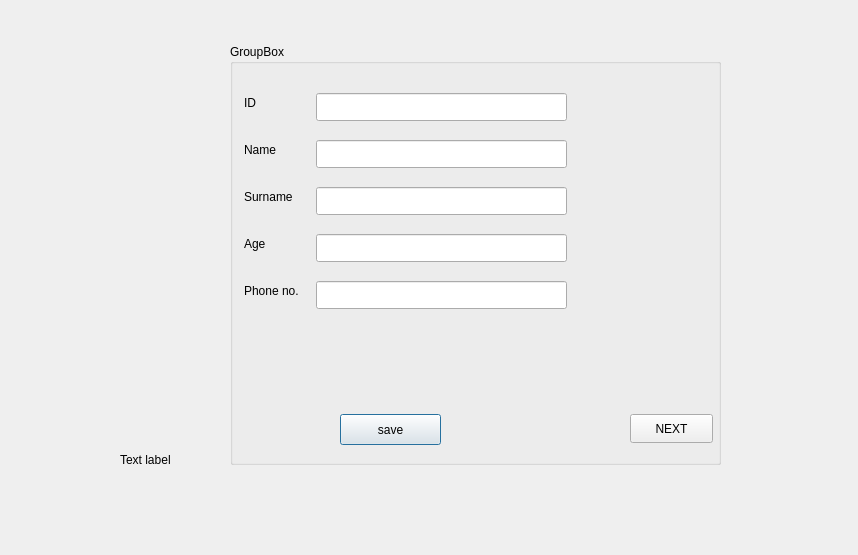
Qt form Sqlite_DB/Patientsinfo.ui (AnishBharati/Qt-HMS) before a commit.
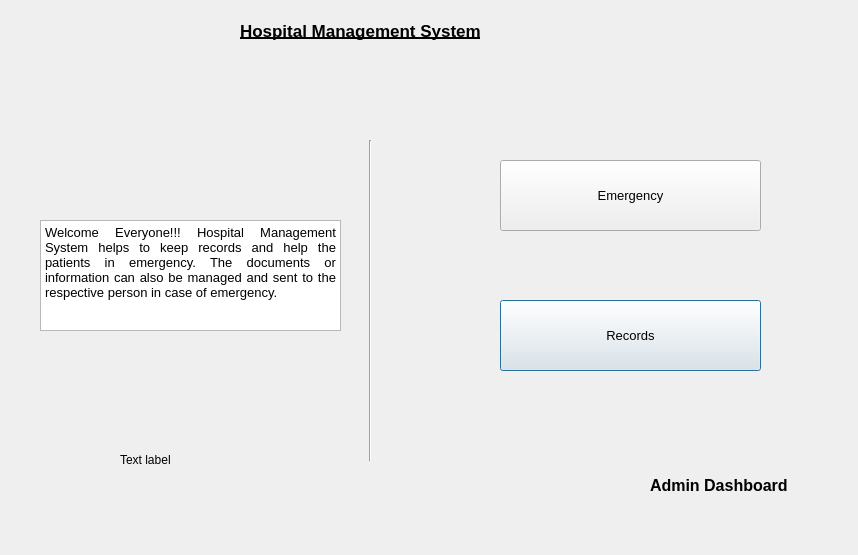
The same form after that commit.

Commit message: login and dashboard changes (anish)

What changed in the file:
```diff
--- a/Sqlite_DB/Patientsinfo.ui
+++ b/Sqlite_DB/Patientsinfo.ui
@@ -13,160 +13,6 @@
   <property name="windowTitle">
    <string>Dialog</string>
   </property>
-  <widget class="QGroupBox" name="groupBox">
-   <property name="geometry">
-    <rect>
-     <x>230</x>
-     <y>44</y>
-     <width>491</width>
-     <height>421</height>
-    </rect>
-   </property>
-   <property name="title">
-    <string>GroupBox</string>
-   </property>
-   <widget class="QLabel" name="label_6">
-    <property name="geometry">
-     <rect>
-      <x>14</x>
-      <y>49</y>
-      <width>16</width>
-      <height>20</height>
-     </rect>
-    </property>
-    <property name="text">
-     <string>ID</string>
-    </property>
-   </widget>
-   <widget class="QLineEdit" name="txt_id">
-    <property name="geometry">
-     <rect>
-      <x>86</x>
-      <y>49</y>
-      <width>251</width>
-      <height>28</height>
-     </rect>
-    </property>
-   </widget>
-   <widget class="QLabel" name="label_7">
-    <property name="geometry">
-     <rect>
-      <x>14</x>
-      <y>96</y>
-      <width>40</width>
-      <height>20</height>
-     </rect>
-    </property>
-    <property name="text">
-     <string>Name</string>
-    </property>
-   </widget>
-   <widget class="QLineEdit" name="txt_name">
-    <property name="geometry">
-     <rect>
-      <x>86</x>
-      <y>96</y>
-      <width>251</width>
-      <height>28</height>
-     </rect>
-    </property>
-   </widget>
-   <widget class="QLabel" name="label_8">
-    <property name="geometry">
-     <rect>
-      <x>14</x>
-      <y>143</y>
-      <width>58</width>
-      <height>20</height>
-     </rect>
-    </property>
-    <property name="text">
-     <string>Surname</string>
-    </property>
-   </widget>
-   <widget class="QLineEdit" name="txt_surname">
-    <property name="geometry">
-     <rect>
-      <x>86</x>
-      <y>143</y>
-      <width>251</width>
-      <height>28</height>
-     </rect>
-    </property>
-   </widget>
-   <widget class="QLabel" name="label_9">
-    <property name="geometry">
-     <rect>
-      <x>14</x>
-      <y>190</y>
-      <width>27</width>
-      <height>20</height>
-     </rect>
-    </property>
-    <property name="text">
-     <string>Age</string>
-    </property>
-   </widget>
-   <widget class="QLineEdit" name="txt_age">
-    <property name="geometry">
-     <rect>
-      <x>86</x>
-      <y>190</y>
-      <width>251</width>
-      <height>28</height>
-     </rect>
-    </property>
-   </widget>
-   <widget class="QLabel" name="label_10">
-    <property name="geometry">
-     <rect>
-      <x>14</x>
-      <y>237</y>
-      <width>65</width>
-      <height>20</height>
-     </rect>
-    </property>
-    <property name="text">
-     <string>Phone no.</string>
-    </property>
-   </widget>
-   <widget class="QLineEdit" name="txt_phone">
-    <property name="geometry">
-     <rect>
-      <x>86</x>
-      <y>237</y>
-      <width>251</width>
-      <height>28</height>
-     </rect>
-    </property>
-   </widget>
-   <widget class="QPushButton" name="pushButton">
-    <property name="geometry">
-     <rect>
-      <x>110</x>
-      <y>370</y>
-      <width>101</width>
-      <height>31</height>
-     </rect>
-    </property>
-    <property name="text">
-     <string>save</string>
-    </property>
-   </widget>
-   <widget class="QPushButton" name="pushButton_2">
-    <property name="geometry">
-     <rect>
-      <x>400</x>
-      <y>370</y>
-      <width>83</width>
-      <height>29</height>
-     </rect>
-    </property>
-    <property name="text">
-     <string>NEXT</string>
-    </property>
-   </widget>
-  </widget>
   <widget class="QLabel" name="label_sec_status">
    <property name="geometry">
     <rect>
@@ -180,6 +26,117 @@
     <string>Text label</string>
    </property>
   </widget>
+  <widget class="QPushButton" name="pushButton_2">
+   <property name="geometry">
+    <rect>
+     <x>500</x>
+     <y>300</y>
+     <width>261</width>
+     <height>71</height>
+    </rect>
+   </property>
+   <property name="font">
+    <font>
+     <pointsize>10</pointsize>
+    </font>
+   </property>
+   <property name="text">
+    <string>Records</string>
+   </property>
+  </widget>
+  <widget class="QPushButton" name="pushButton_3">
+   <property name="geometry">
+    <rect>
+     <x>500</x>
+     <y>160</y>
+     <width>261</width>
+     <height>71</height>
+    </rect>
+   </property>
+   <property name="font">
+    <font>
+     <pointsize>10</pointsize>
+    </font>
+   </property>
+   <property name="text">
+    <string>Emergency</string>
+   </property>
+  </widget>
+  <widget class="QLabel" name="label_4">
+   <property name="geometry">
+    <rect>
+     <x>240</x>
+     <y>10</y>
+     <width>341</width>
+     <height>41</height>
+    </rect>
+   </property>
+   <property name="font">
+    <font>
+     <pointsize>13</pointsize>
+     <bold>true</bold>
+     <underline>true</underline>
+    </font>
+   </property>
+   <property name="text">
+    <string>Hospital Management System</string>
+   </property>
+  </widget>
+  <widget class="Line" name="line">
+   <property name="geometry">
+    <rect>
+     <x>360</x>
+     <y>140</y>
+     <width>20</width>
+     <height>321</height>
+    </rect>
+   </property>
+   <property name="orientation">
+    <enum>Qt::Vertical</enum>
+   </property>
+  </widget>
+  <widget class="QTextBrowser" name="textBrowser">
+   <property name="geometry">
+    <rect>
+     <x>40</x>
+     <y>220</y>
+     <width>301</width>
+     <height>111</height>
+    </rect>
+   </property>
+   <property name="font">
+    <font>
+     <pointsize>11</pointsize>
+    </font>
+   </property>
+   <property name="html">
+    <string>&lt;!DOCTYPE HTML PUBLIC &quot;-//W3C//DTD HTML 4.0//EN&quot; &quot;http://www.w3.org/TR/REC-html40/strict.dtd&quot;&gt;
+&lt;html&gt;&lt;head&gt;&lt;meta name=&quot;qrichtext&quot; content=&quot;1&quot; /&gt;&lt;meta charset=&quot;utf-8&quot; /&gt;&lt;style type=&quot;text/css&quot;&gt;
+p, li { white-space: pre-wrap; }
+hr { height: 1px; border-width: 0; }
+&lt;/style&gt;&lt;/head&gt;&lt;body style=&quot; font-family:'Segoe UI'; font-size:11pt; font-weight:400; font-style:normal;&quot;&gt;
+&lt;p align=&quot;justify&quot; style=&quot; margin-top:0px; margin-bottom:0px; margin-left:0px; margin-right:0px; -qt-block-indent:0; text-indent:0px;&quot;&gt;&lt;span style=&quot; font-size:10pt;&quot;&gt;Welcome Everyone!!! Hospital Management System helps to keep records and help the patients in emergency. The documents or information can also be managed and sent to the respective person in case of emergency.&lt;/span&gt;&lt;/p&gt;&lt;/body&gt;&lt;/html&gt;</string>
+   </property>
+  </widget>
+  <widget class="QLabel" name="label">
+   <property name="geometry">
+    <rect>
+     <x>650</x>
+     <y>460</y>
+     <width>191</width>
+     <height>51</height>
+    </rect>
+   </property>
+   <property name="font">
+    <font>
+     <pointsize>12</pointsize>
+     <bold>true</bold>
+    </font>
+   </property>
+   <property name="text">
+    <string>Admin Dashboard</string>
+   </property>
+  </widget>
  </widget>
  <resources/>
  <connections/>
```
The commit also changes 27 other files.
